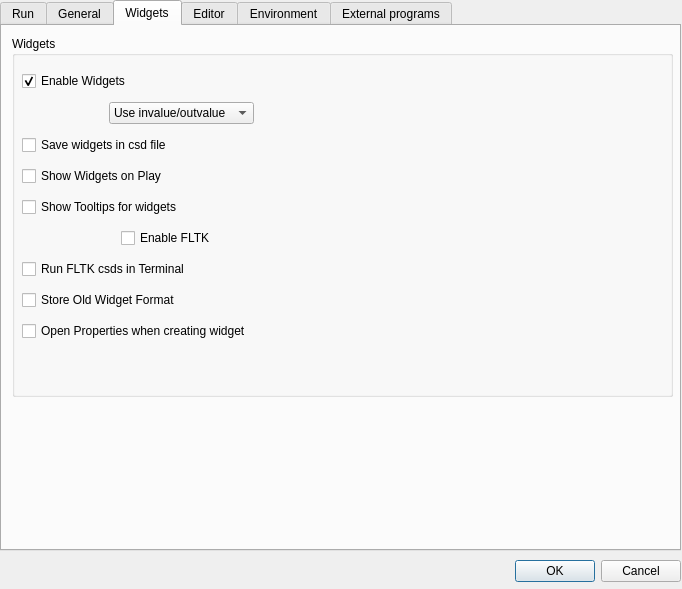
Old version of the form src/configdialog.ui in the repository CsoundQt/CsoundQt.
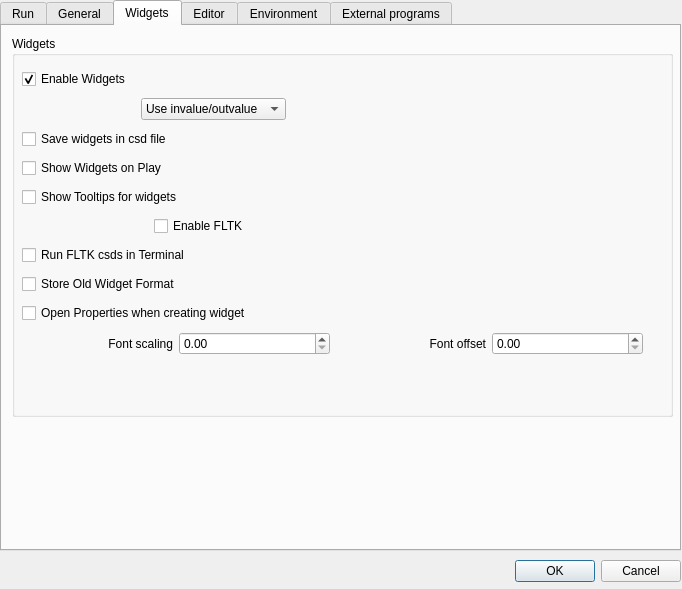
New version of the form. The open tabs and pages were chosen to show the change.

Commit message: Added option to set font scaling and font offset Graph widget mostly fixed (only display asig, 0.1 hs trouble. Things like display asig, 0.1, 4 works, though...)

```diff
--- a/src/configdialog.ui
+++ b/src/configdialog.ui
@@ -871,7 +871,7 @@
        <x>10</x>
        <y>10</y>
        <width>661</width>
-       <height>361</height>
+       <height>381</height>
       </rect>
      </property>
      <property name="title">
@@ -882,8 +882,8 @@
        <rect>
         <x>10</x>
         <y>30</y>
-        <width>491</width>
-        <height>281</height>
+        <width>621</width>
+        <height>301</height>
        </rect>
       </property>
       <layout class="QVBoxLayout" name="verticalLayout_2">
@@ -1084,6 +1084,36 @@
          </property>
         </widget>
        </item>
+       <item>
+        <layout class="QHBoxLayout" name="horizontalLayout_7">
+         <item>
+          <widget class="QLabel" name="label_32">
+           <property name="text">
+            <string>Font scaling</string>
+           </property>
+           <property name="alignment">
+            <set>Qt::AlignRight|Qt::AlignTrailing|Qt::AlignVCenter</set>
+           </property>
+          </widget>
+         </item>
+         <item>
+          <widget class="QDoubleSpinBox" name="fontScalingSpinBox"/>
+         </item>
+         <item>
+          <widget class="QLabel" name="label_33">
+           <property name="text">
+            <string>Font offset</string>
+           </property>
+           <property name="alignment">
+            <set>Qt::AlignRight|Qt::AlignTrailing|Qt::AlignVCenter</set>
+           </property>
+          </widget>
+         </item>
+         <item>
+          <widget class="QDoubleSpinBox" name="fontOffsetSpinBox"/>
+         </item>
+        </layout>
+       </item>
       </layout>
      </widget>
     </widget>
```
The commit also changes 12 other files.
